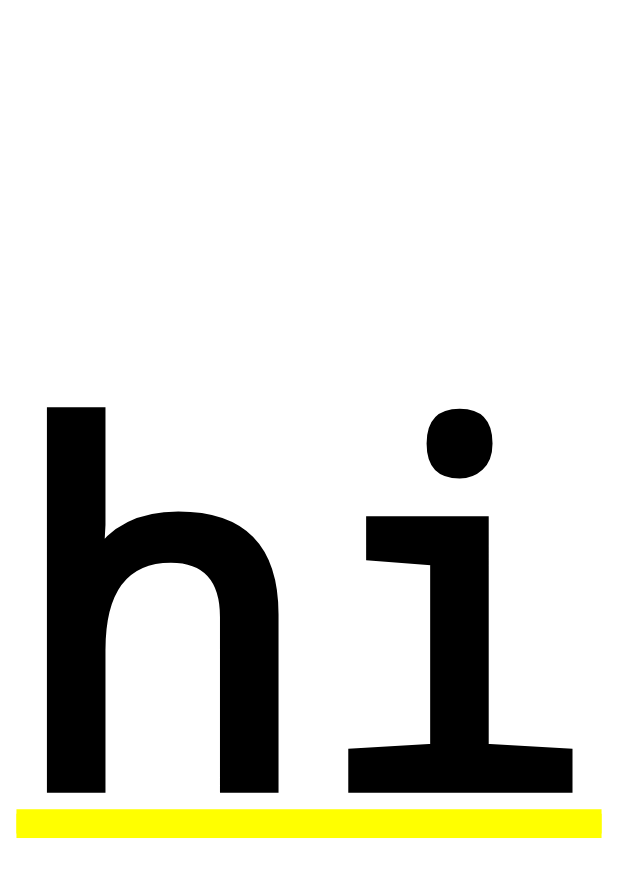
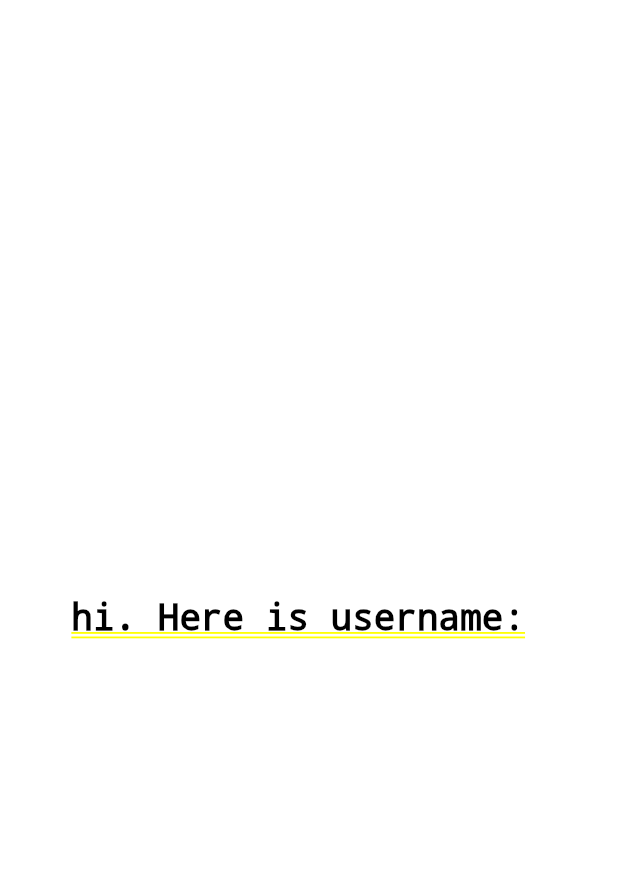
Before and after one commit to akuzni2/me_maintanence, a Flutter app: the screen it shows after launch, after a tap on "Login", on a phone screen of 412 x 824 dp. Shown: the top 877 px of the screen. Run offline on Flutter 3.47's test engine with Material 2 defaults, Android fonts, the phone set to English and light mode, and no system bars; accounts and stored records are empty.

Commit message:
extracting login info and passing around login

```diff
--- a/lib/home/home_page.dart
+++ b/lib/home/home_page.dart
@@ -1,13 +1,21 @@
 import 'package:flutter/cupertino.dart';
 import 'package:flutter/material.dart';
+import 'package:me_maintanence/patient/login_credentials.dart';
 
 class HomePage extends StatelessWidget {
+  final LoginInfo loginInfo;
+
+  HomePage({
+    Key? key,
+    required this.loginInfo,
+  }) : super(key: key);
+
   @override
   Widget build(BuildContext context) {
     return Container(
       child: Center(
-          child:
-              Text("hi", style: TextStyle(color: Colors.black, fontSize: 325))),
+          child: Text("hi. Here is username: " + (loginInfo.username ?? ""),
+              style: TextStyle(color: Colors.black, fontSize: 24))),
     );
   }
 }
--- /dev/null
+++ b/lib/patient/login_credentials.dart
@@ -0,0 +1,7 @@
+class LoginInfo {
+  String? username;
+  String? password;
+
+  LoginInfo(this.username, this.password);
+
+}
--- a/lib/patient/patient_login.dart
+++ b/lib/patient/patient_login.dart
@@ -3,6 +3,8 @@
 import 'package:flutter/cupertino.dart';
 import 'package:flutter/material.dart';
 import 'package:me_maintanence/home/home_page.dart';
+
+import 'login_credentials.dart';
 
 class PatientLogin extends StatefulWidget {
   @override
@@ -10,6 +12,18 @@ class PatientLogin extends StatefulWidget {
 }
 
 class _PatientLoginState extends State<PatientLogin> {
+  final userNameController = TextEditingController();
+  final passwordController = TextEditingController();
+  late LoginInfo loginInfo;
+
+  @override
+  void dispose() {
+    // Clean up the controller when the widget is disposed.
+    userNameController.dispose();
+    passwordController.dispose();
+    super.dispose();
+  }
+
   @override
   Widget build(BuildContext context) {
     final textScale = MediaQuery.of(context).textScaleFactor;
@@ -38,6 +52,7 @@ class _PatientLoginState extends State<PatientLogin> {
                   child: SizedBox(
                     width: 300,
                     child: TextField(
+                      controller: userNameController,
                       decoration: InputDecoration(
                           border: OutlineInputBorder(),
                           labelText: 'Username',
@@ -52,6 +67,7 @@ class _PatientLoginState extends State<PatientLogin> {
                   child: SizedBox(
                     width: 300,
                     child: TextField(
+                      controller: passwordController,
                       obscureText: true,
                       decoration: InputDecoration(
                           border: OutlineInputBorder(),
@@ -69,8 +85,9 @@ class _PatientLoginState extends State<PatientLogin> {
                       borderRadius: BorderRadius.circular(20)),
                   child: TextButton(
                     onPressed: () {
-                      print("pressed");
-                      Navigator.of(context).pushNamed("/home");
+                      loginInfo = LoginInfo(
+                          userNameController.text, passwordController.text);
+                      Navigator.of(context).pushNamed("/home", arguments: loginInfo);
                       // Navigator.push(
                       //     context, MaterialPageRoute(builder: (_) => HomePage()));
                     },
--- a/lib/router_generator.dart
+++ b/lib/router_generator.dart
@@ -1,18 +1,23 @@
 import 'package:flutter/cupertino.dart';
 import 'package:flutter/material.dart';
 import 'package:me_maintanence/home/home_page.dart';
+import 'package:me_maintanence/patient/login_credentials.dart';
 import 'package:me_maintanence/patient/patient_login.dart';
 
 class RouteGenerator {
   static Route<dynamic> generateRoute(RouteSettings settings) {
-    final args = settings.arguments;
 
     switch (settings.name) {
       case '/login':
         return MaterialPageRoute(builder: (_) => PatientLogin());
 
       case '/home':
-        return MaterialPageRoute(builder: (_) => HomePage());
+        final args = settings.arguments as LoginInfo;
+
+        return MaterialPageRoute(
+            builder: (_) => HomePage(
+                  loginInfo: args,
+                ));
 
       default:
         // If there is no such named route in the switch statement, e.g. /third
```
